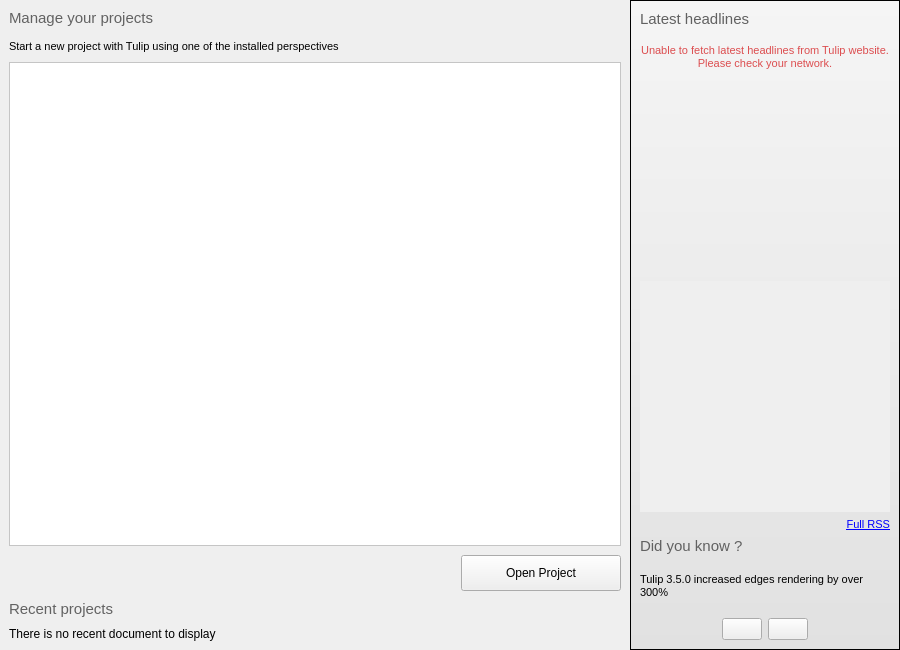
Old version of the form software/tulip/designer/TulipWelcomePage.ui in the repository Tulip-Dev/tulip.
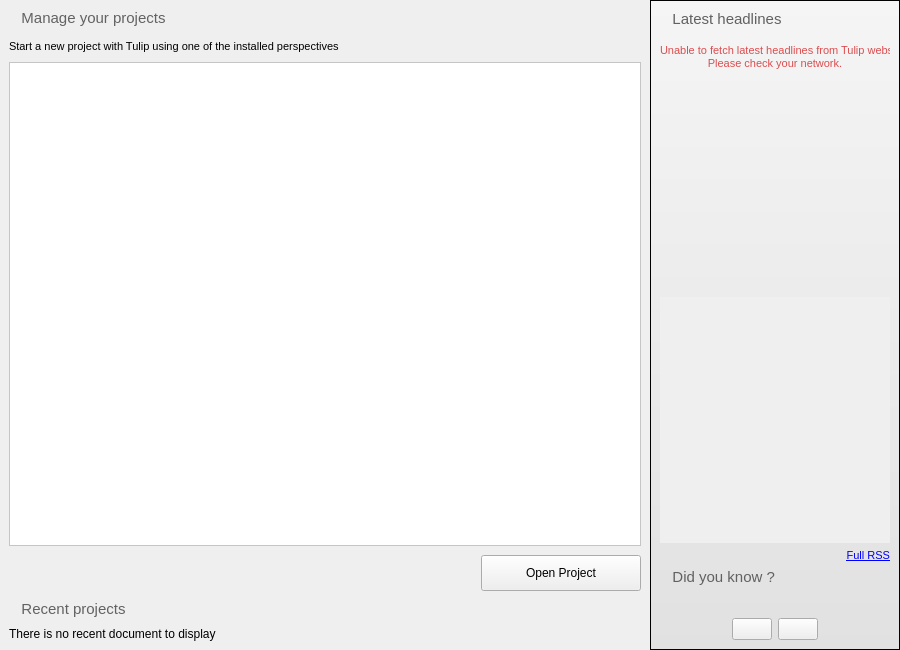
New version of the form. Icons and pictures are not drawn.

Patch:
```diff
--- a/software/tulip/designer/TulipWelcomePage.ui
+++ b/software/tulip/designer/TulipWelcomePage.ui
@@ -44,7 +44,7 @@
 &lt;html&gt;&lt;head&gt;&lt;meta name=&quot;qrichtext&quot; content=&quot;1&quot; /&gt;&lt;style type=&quot;text/css&quot;&gt;
 p, li { white-space: pre-wrap; }
 &lt;/style&gt;&lt;/head&gt;&lt;body style=&quot; font-family:'MS Shell Dlg 2'; font-size:8.25pt; font-weight:400; font-style:normal;&quot;&gt;
-&lt;p style=&quot; margin-top:0px; margin-bottom:0px; margin-left:0px; margin-right:0px; -qt-block-indent:0; text-indent:0px;&quot;&gt;&lt;span style=&quot; font-size:11pt; color:#626262;&quot;&gt;Manage your projects&lt;/span&gt;&lt;/p&gt;
+&lt;p style=&quot; margin-top:0px; margin-bottom:0px; margin-left:0px; margin-right:0px; -qt-block-indent:0; text-indent:0px;&quot;&gt;&lt;img src=&quot;:/tulip/app/ui/list_bullet_arrow.png&quot; /&gt;&lt;span style=&quot; font-size:11pt; color:#626262;&quot;&gt;   &lt;/span&gt;&lt;span style=&quot; font-size:11pt; color:#626262;&quot;&gt;Manage your projects&lt;/span&gt;&lt;/p&gt;
 &lt;p style=&quot;-qt-paragraph-type:empty; margin-top:0px; margin-bottom:0px; margin-left:0px; margin-right:0px; -qt-block-indent:0; text-indent:0px; font-size:8pt; color:#626262;&quot;&gt;&lt;/p&gt;
 &lt;p style=&quot; margin-top:0px; margin-bottom:0px; margin-left:0px; margin-right:0px; -qt-block-indent:0; text-indent:0px;&quot;&gt;&lt;span style=&quot; font-size:8pt; color:#000000;&quot;&gt;Start a new project with Tulip using one of the installed perspectives&lt;/span&gt;&lt;/p&gt;&lt;/body&gt;&lt;/html&gt;</string>
        </property>
@@ -167,7 +167,7 @@
 &lt;html&gt;&lt;head&gt;&lt;meta name=&quot;qrichtext&quot; content=&quot;1&quot; /&gt;&lt;style type=&quot;text/css&quot;&gt;
 p, li { white-space: pre-wrap; }
 &lt;/style&gt;&lt;/head&gt;&lt;body style=&quot; font-family:'MS Shell Dlg 2'; font-size:8.25pt; font-weight:400; font-style:normal;&quot;&gt;
-&lt;p style=&quot; margin-top:0px; margin-bottom:0px; margin-left:0px; margin-right:0px; -qt-block-indent:0; text-indent:0px;&quot;&gt;&lt;span style=&quot; font-size:11pt; color:#626262;&quot;&gt;Recent projects&lt;/span&gt;&lt;/p&gt;&lt;/body&gt;&lt;/html&gt;</string>
+&lt;p style=&quot; margin-top:0px; margin-bottom:0px; margin-left:0px; margin-right:0px; -qt-block-indent:0; text-indent:0px;&quot;&gt;&lt;span style=&quot; font-size:11pt; color:#626262;&quot;&gt;&lt;img src=&quot;:/tulip/app/ui/list_bullet_arrow.png&quot; /&gt;   Recent projects&lt;/span&gt;&lt;/p&gt;&lt;/body&gt;&lt;/html&gt;</string>
        </property>
       </widget>
      </item>
@@ -198,13 +198,13 @@
        </property>
        <property name="minimumSize">
         <size>
-         <width>270</width>
+         <width>250</width>
          <height>0</height>
         </size>
        </property>
        <property name="maximumSize">
         <size>
-         <width>270</width>
+         <width>250</width>
          <height>16777215</height>
         </size>
        </property>
@@ -240,7 +240,7 @@
 &lt;html&gt;&lt;head&gt;&lt;meta name=&quot;qrichtext&quot; content=&quot;1&quot; /&gt;&lt;style type=&quot;text/css&quot;&gt;
 p, li { white-space: pre-wrap; }
 &lt;/style&gt;&lt;/head&gt;&lt;body style=&quot; font-family:'MS Shell Dlg 2'; font-size:8.25pt; font-weight:400; font-style:normal;&quot;&gt;
-&lt;p style=&quot; margin-top:0px; margin-bottom:0px; margin-left:0px; margin-right:0px; -qt-block-indent:0; text-indent:0px;&quot;&gt;&lt;span style=&quot; font-size:11pt; color:#616161;&quot;&gt;Latest headlines&lt;/span&gt;&lt;/p&gt;
+&lt;p style=&quot; margin-top:0px; margin-bottom:0px; margin-left:0px; margin-right:0px; -qt-block-indent:0; text-indent:0px;&quot;&gt;&lt;span style=&quot; font-size:11pt; color:#616161;&quot;&gt;&lt;img src=&quot;:/tulip/app/ui/list_bullet_arrow.png&quot; /&gt;   Latest headlines&lt;/span&gt;&lt;/p&gt;
 &lt;p style=&quot;-qt-paragraph-type:empty; margin-top:0px; margin-bottom:0px; margin-left:0px; margin-right:0px; -qt-block-indent:0; text-indent:0px; font-size:6pt; color:#616161;&quot;&gt;&lt;/p&gt;&lt;/body&gt;&lt;/html&gt;</string>
           </property>
          </widget>
@@ -345,9 +345,8 @@
 &lt;html&gt;&lt;head&gt;&lt;meta name=&quot;qrichtext&quot; content=&quot;1&quot; /&gt;&lt;style type=&quot;text/css&quot;&gt;
 p, li { white-space: pre-wrap; }
 &lt;/style&gt;&lt;/head&gt;&lt;body style=&quot; font-family:'MS Shell Dlg 2'; font-size:8.25pt; font-weight:400; font-style:normal;&quot;&gt;
-&lt;p style=&quot; margin-top:0px; margin-bottom:0px; margin-left:0px; margin-right:0px; -qt-block-indent:0; text-indent:0px;&quot;&gt;&lt;span style=&quot; font-size:11pt; color:#616161;&quot;&gt;Did you know ?&lt;/span&gt;&lt;/p&gt;
-&lt;p style=&quot;-qt-paragraph-type:empty; margin-top:0px; margin-bottom:0px; margin-left:0px; margin-right:0px; -qt-block-indent:0; text-indent:0px; font-size:11pt; color:#616161;&quot;&gt;&lt;/p&gt;
-&lt;p style=&quot; margin-top:0px; margin-bottom:0px; margin-left:0px; margin-right:0px; -qt-block-indent:0; text-indent:0px;&quot;&gt;&lt;span style=&quot; font-size:8pt; color:#000000;&quot;&gt;Tulip 3.5.0 increased edges rendering by over 300%&lt;/span&gt;&lt;/p&gt;
+&lt;p style=&quot; margin-top:0px; margin-bottom:0px; margin-left:0px; margin-right:0px; -qt-block-indent:0; text-indent:0px;&quot;&gt;&lt;img src=&quot;:/tulip/app/ui/list_bullet_arrow.png&quot; /&gt;&lt;span style=&quot; font-size:11pt; color:#616161;&quot;&gt;   Did you know ?&lt;/span&gt;&lt;/p&gt;
+&lt;p style=&quot;-qt-paragraph-type:empty; margin-top:0px; margin-bottom:0px; margin-left:0px; margin-right:0px; -qt-block-indent:0; text-indent:0px; font-size:8pt; color:#616161;&quot;&gt;&lt;/p&gt;
 &lt;p style=&quot;-qt-paragraph-type:empty; margin-top:0px; margin-bottom:0px; margin-left:0px; margin-right:0px; -qt-block-indent:0; text-indent:0px; font-size:8pt; color:#000000;&quot;&gt;&lt;/p&gt;&lt;/body&gt;&lt;/html&gt;</string>
           </property>
           <property name="alignment">
```
Left out of the diff: 2 changed lines with no effect on the pictures.
